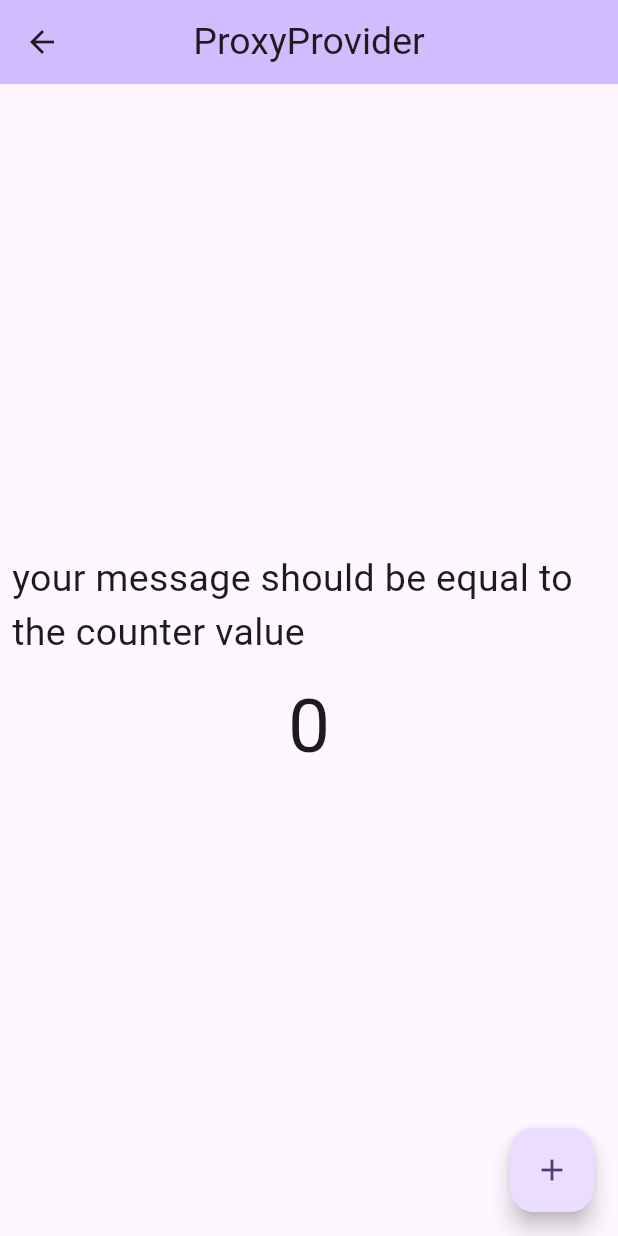
After one commit to vidisha1106/provider_example, a Flutter app: the ProxyProviderExample screen opened by its route, on a phone screen of 412 x 824 dp. The commit adds this screen. Run offline on Flutter 3.47's test engine with Material 2 defaults, Android fonts, the phone set to English and light mode, and no system bars; our stand-ins replace flutter_spinkit; missing offline and left inert: dart:ffi; network calls fail.

Commit message:
Completed : Api with Provider 2 examples

```diff
--- /dev/null
+++ b/lib/ProxyProvider/counter_provider.dart
@@ -0,0 +1,11 @@
+import 'package:flutter/foundation.dart';
+
+class CounterProvider extends ChangeNotifier
+{
+  int count=0;
+  void updateCount()
+  {
+    count++;
+    notifyListeners();
+  }
+}
--- /dev/null
+++ b/lib/ProxyProvider/msg_provider.dart
@@ -0,0 +1,10 @@
+import 'package:flutter/cupertino.dart';
+import 'package:provider_example/ProxyProvider/counter_provider.dart';
+
+class MsgProvider extends ChangeNotifier {
+  String msg;
+  final CounterProvider counterProvider;
+
+  MsgProvider(this.counterProvider,this.msg);
+
+}
--- /dev/null
+++ b/lib/ProxyProvider/proxy_provider_example.dart
@@ -0,0 +1,49 @@
+import 'package:flutter/material.dart';
+import 'package:provider/provider.dart';
+import 'package:provider_example/ProxyProvider/counter_provider.dart';
+
+class ProxyProviderExample extends StatefulWidget {
+  const ProxyProviderExample({Key? key}) : super(key: key);
+
+  @override
+  State<ProxyProviderExample> createState() => _ProxyProviderExampleState();
+}
+
+class _ProxyProviderExampleState extends State<ProxyProviderExample> {
+  @override
+  Widget build(BuildContext context) {
+    final provider = Provider.of<CounterProvider>(context, listen: false);
+    return Scaffold(
+      appBar: AppBar(
+        backgroundColor: Theme.of(context).colorScheme.inversePrimary,
+        title: const Text("ProxyProvider", style: TextStyle(fontSize: 25)),
+        centerTitle: true,
+      ),
+      body: Center(
+        child: Column(
+          mainAxisAlignment: MainAxisAlignment.center,
+          children: [
+            Padding(
+              padding: const EdgeInsets.all(8.0),
+              child: Text(
+                "your message should be equal to the counter value",
+                style: TextStyle(fontSize: 25),
+              ),
+            ),
+            Consumer<CounterProvider>(
+              builder: (context, provider, child) => Text(
+                provider.count.toString(),
+                style: TextStyle(fontSize: 50),
+              ),
+            ),
+          ],
+        ),
+      ),
+      floatingActionButton: FloatingActionButton(
+          onPressed: () {
+            provider.updateCount();
+          },
+          child: Icon(Icons.add)),
+    );
+  }
+}
--- a/pubspec.yaml
+++ b/pubspec.yaml
@@ -38,6 +38,7 @@ dependencies:
   cupertino_icons: ^1.0.2
   provider: ^6.0.5
   http: ^0.13.3
+  flutter_spinkit: ^5.2.0
 
 
 
```
Also changed, not shown: lib/Api_using_provider/data_model.dart (+25 -28 lines), lib/Api_using_provider/home_page_api.dart (+57 -21 lines), lib/Api_using_provider/state/app_state.dart (deleted, +0 -39 lines), lib/Api_using_provider/util/data_util.dart (deleted, +0 -37 lines), lib/Api_with_provider_2/data_model.dart (added, +18 -0 lines), lib/Api_with_provider_2/home_page_api.dart (added, +77 -0 lines), lib/main.dart (+23 -2 lines), pubspec.lock.
